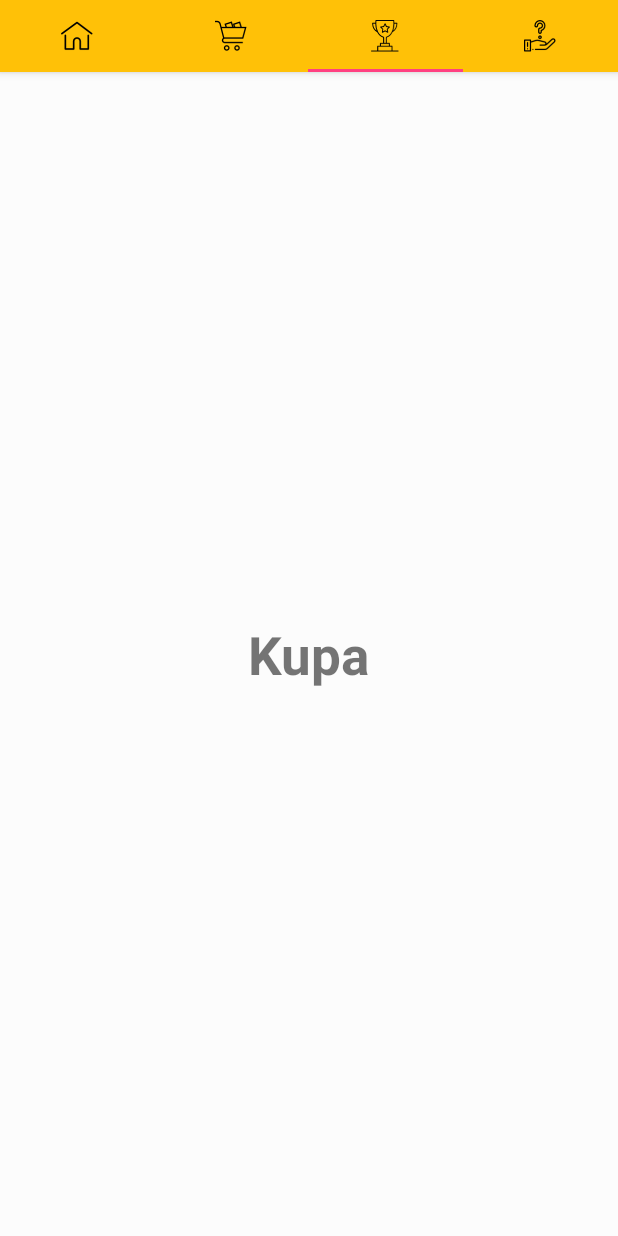
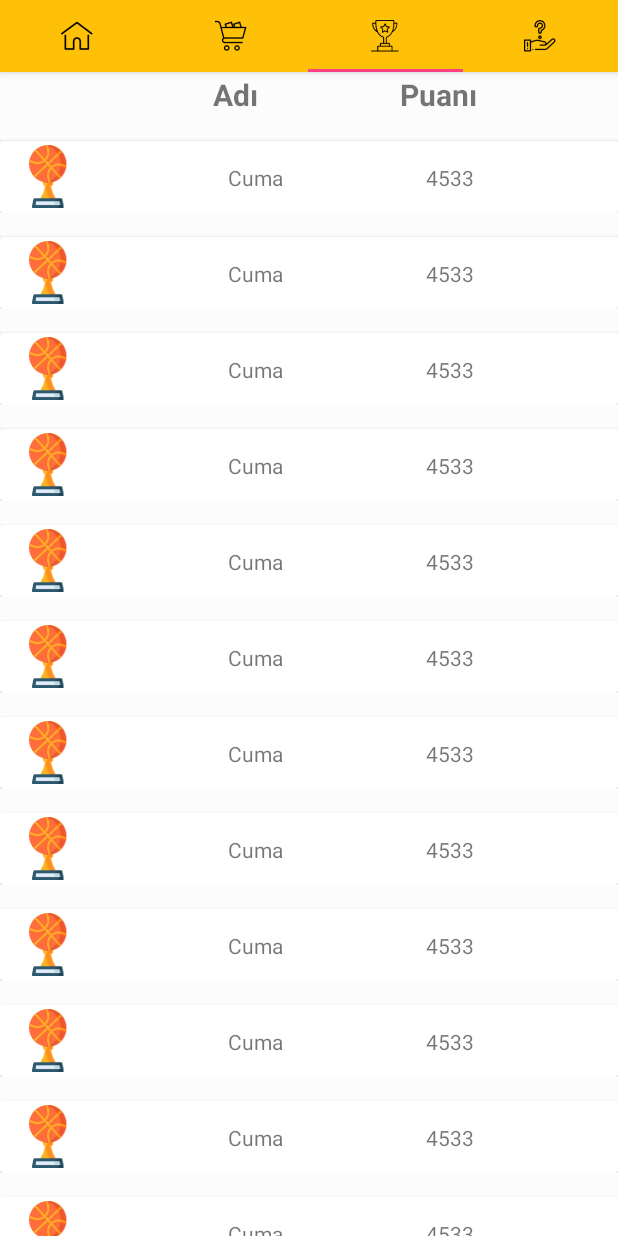
Before and after one commit to CumaSoyak/Wise-UP, an Android app: the screen it shows after launch once a user with an empty profile is signed in (MainActivity), tab 3 chosen, on a phone screen of 412 x 824 dp. Run offline under Robolectric (Android 15) with nearby library versions, the phone set to English and light mode, and no system bars; our stand-ins replace CircleImageView, Firebase (no records; nobody signed in at launch, a user with empty details on screens opened directly).

Commit message:
kupa listelendi

```diff
--- /dev/null
+++ b/app/src/main/java/com/example/cuma/tinder/Adapter/KupaAdapter.java
@@ -0,0 +1,60 @@
+package com.example.cuma.tinder.Adapter;
+
+import android.support.annotation.NonNull;
+import android.support.v7.widget.RecyclerView;
+import android.view.LayoutInflater;
+import android.view.View;
+import android.view.ViewGroup;
+import android.widget.ImageView;
+import android.widget.TextView;
+
+import com.example.cuma.tinder.Class.Kupa;
+import com.example.cuma.tinder.R;
+
+import java.util.ArrayList;
+import java.util.List;
+
+public class KupaAdapter extends RecyclerView.Adapter<KupaAdapter.MyViewHolder> {
+
+    public List<Kupa> kupaList=new ArrayList<>();
+
+    public KupaAdapter(List<Kupa> kupaList) {
+        this.kupaList = kupaList;
+    }
+
+    @NonNull
+    @Override
+    public MyViewHolder onCreateViewHolder(@NonNull ViewGroup parent, int viewType) {
+        View view= LayoutInflater.from(parent.getContext()).inflate(R.layout.kupa_card_view,parent,false);
+        return new MyViewHolder(view);
+    }
+
+    @Override
+    public void onBindViewHolder(@NonNull MyViewHolder holder, int position) {
+
+        //Holder tutacak demek
+        holder.kupa_ad.setText(kupaList.get(position).getKupa_ad());
+        holder.kupa_puan.setText(kupaList.get(position).getKupa_puan());
+        holder.kupa_image.setImageResource(kupaList.get(position).getKupa_image());
+    }
+
+    @Override
+    public int getItemCount() {
+        return kupaList.size();
+    }
+
+    public class MyViewHolder extends RecyclerView.ViewHolder {
+
+        private TextView kupa_ad,kupa_puan;
+        private ImageView kupa_image;
+
+        public MyViewHolder(View itemView) {
+            super(itemView);
+
+            kupa_ad=(TextView)itemView.findViewById(R.id.kupa_ad);
+            kupa_puan=(TextView)itemView.findViewById(R.id.kupa_puan);
+            kupa_image=(ImageView)itemView.findViewById(R.id.kupa_image);
+
+        }
+    }
+}
--- /dev/null
+++ b/app/src/main/java/com/example/cuma/tinder/Class/Kupa.java
@@ -0,0 +1,37 @@
+package com.example.cuma.tinder.Class;
+
+public class Kupa {
+    String kupa_ad,kupa_puan;
+    int kupa_image;
+
+    public Kupa(String kupa_ad, String kupa_puan, int kupa_image) {
+        this.kupa_ad = kupa_ad;
+        this.kupa_puan = kupa_puan;
+        this.kupa_image = kupa_image;
+    }
+
+    public String getKupa_ad() {
+        return kupa_ad;
+    }
+
+    public void setKupa_ad(String kupa_ad) {
+        this.kupa_ad = kupa_ad;
+    }
+
+    public String getKupa_puan() {
+        return kupa_puan;
+    }
+
+    public void setKupa_puan(String kupa_puan) {
+        this.kupa_puan = kupa_puan;
+    }
+
+    public int getKupa_image() {
+        return kupa_image;
+    }
+
+    public void setKupa_image(int kupa_image) {
+        this.kupa_image = kupa_image;
+    }
+
+}
--- a/app/src/main/java/com/example/cuma/tinder/Fragment/KupaFragment.java
+++ b/app/src/main/java/com/example/cuma/tinder/Fragment/KupaFragment.java
@@ -3,18 +3,54 @@ package com.example.cuma.tinder.Fragment;
 import android.os.Bundle;
 import android.support.annotation.Nullable;
 import android.support.v4.app.Fragment;
+import android.support.v7.widget.DefaultItemAnimator;
+import android.support.v7.widget.LinearLayoutManager;
+import android.support.v7.widget.RecyclerView;
 import android.view.LayoutInflater;
 import android.view.View;
 import android.view.ViewGroup;
 
+import com.example.cuma.tinder.Adapter.KupaAdapter;
+import com.example.cuma.tinder.Class.Kupa;
 import com.example.cuma.tinder.R;
 
+import java.util.ArrayList;
+import java.util.List;
+
 public class KupaFragment extends Fragment {
+    private List<Kupa> kupaList;
+    private RecyclerView recyclerView;
+    private KupaAdapter kupaAdapter;
     @Nullable
     @Override
     public View onCreateView(LayoutInflater inflater, @Nullable ViewGroup container, Bundle savedInstanceState) {
         View view=inflater.inflate(R.layout.fragment_kupa, container, false);
-        //
+
+        recyclerView=(RecyclerView)view.findViewById(R.id.recycler_view_kupa); //Reclerview tanımladık
+        kupaList=new ArrayList<Kupa>();         //Arraylist oluşturduk
+        kupaAdapter=new KupaAdapter(kupaList);      //Adaptare listeyi atadık
+
+        RecyclerView.LayoutManager layoutManager=new LinearLayoutManager(getActivity());
+        recyclerView.setLayoutManager(layoutManager);
+        recyclerView.setItemAnimator(new DefaultItemAnimator());
+        recyclerView.setHasFixedSize(true);
+        recyclerView.setAdapter(kupaAdapter);   //reclerviewe et ettik kupa adapteri
+
+        kupaList.add(new Kupa("Cuma","4533",R.drawable.spor));
+        kupaList.add(new Kupa("Cuma","4533",R.drawable.spor));
+        kupaList.add(new Kupa("Cuma","4533",R.drawable.spor));
+        kupaList.add(new Kupa("Cuma","4533",R.drawable.spor));
+        kupaList.add(new Kupa("Cuma","4533",R.drawable.spor));
+        kupaList.add(new Kupa("Cuma","4533",R.drawable.spor));
+        kupaList.add(new Kupa("Cuma","4533",R.drawable.spor));
+        kupaList.add(new Kupa("Cuma","4533",R.drawable.spor));
+        kupaList.add(new Kupa("Cuma","4533",R.drawable.spor));
+        kupaList.add(new Kupa("Cuma","4533",R.drawable.spor));
+        kupaList.add(new Kupa("Cuma","4533",R.drawable.spor));
+        kupaList.add(new Kupa("Cuma","4533",R.drawable.spor));
+
+        kupaAdapter.notifyDataSetChanged();
+
 
         return view;
     }
--- a/app/src/main/java/com/example/cuma/tinder/Fragment/ShopFragment.java
+++ b/app/src/main/java/com/example/cuma/tinder/Fragment/ShopFragment.java
@@ -49,6 +49,7 @@ public class ShopFragment extends Fragment {
         satinalList.add(new Satinal("para 3",R.drawable.coins,"85 tl"));
         satinalList.add(new Satinal("para 3",R.drawable.coins,"85 tl"));
         satinalList.add(new Satinal("para 3",R.drawable.coins,"85 tl"));
+        satinalList.add(new Satinal("para 3",R.drawable.coins,"85 tl"));
           satinalAdapter.notifyDataSetChanged();
 
 
--- a/app/src/main/res/layout/fragment_kupa.xml
+++ b/app/src/main/res/layout/fragment_kupa.xml
@@ -1,22 +1,32 @@
 <?xml version="1.0" encoding="utf-8"?>
-<android.support.constraint.ConstraintLayout
-    xmlns:android="http://schemas.android.com/apk/res/android"
+<android.support.constraint.ConstraintLayout xmlns:android="http://schemas.android.com/apk/res/android"
     xmlns:app="http://schemas.android.com/apk/res-auto"
     xmlns:tools="http://schemas.android.com/tools"
     android:layout_width="match_parent"
     android:layout_height="match_parent"
-    android:background="@color/backgroundcolor"
-    >
+    android:background="@color/backgroundcolor">
 
-    <TextView
-        android:id="@+id/textView"
-        android:layout_width="wrap_content"
+    <include
+        android:id="@+id/include2"
+        layout="@layout/kupa_toolbar" />
+
+    <ScrollView
+        android:layout_width="0dp"
         android:layout_height="wrap_content"
-        android:text="Kupa"
-        android:textStyle="bold"
-        android:textSize="35dp"
-        app:layout_constraintBottom_toBottomOf="parent"
         app:layout_constraintEnd_toEndOf="parent"
         app:layout_constraintStart_toStartOf="parent"
-        app:layout_constraintTop_toTopOf="parent" />
+        app:layout_constraintTop_toBottomOf="@+id/include2">
+
+        <android.support.v7.widget.RecyclerView
+            android:id="@+id/recycler_view_kupa"
+            android:layout_width="match_parent"
+            android:layout_height="0dp"
+            android:scrollbars="vertical"
+            app:layout_constraintEnd_toEndOf="parent"
+            app:layout_constraintStart_toStartOf="parent"
+            app:layout_constraintTop_toBottomOf="@+id/include2">
+
+
+        </android.support.v7.widget.RecyclerView>
+    </ScrollView>
 </android.support.constraint.ConstraintLayout>
--- a/app/src/main/res/layout/fragment_oneri.xml
+++ b/app/src/main/res/layout/fragment_oneri.xml
@@ -4,22 +4,8 @@
     xmlns:tools="http://schemas.android.com/tools"
     android:layout_width="match_parent"
     android:layout_height="match_parent"
-    tools:context=".Fragment.OneriFragment">
-
-
-    <android.support.v7.widget.CardView
-        android:layout_width="match_parent"
-        android:layout_height="match_parent"
-        android:layout_margin="20dp"
-        app:layout_constraintBottom_toBottomOf="parent"
-        app:layout_constraintEnd_toEndOf="parent"
-        app:layout_constraintStart_toStartOf="parent"
-        app:layout_constraintTop_toTopOf="parent"
-         >
-
-        <android.support.constraint.ConstraintLayout
-            android:layout_width="match_parent"
-            android:layout_height="match_parent">
+    tools:context=".Fragment.OneriFragment"
+    tools:layout_editor_absoluteY="25dp">
 
             <TextView
                 android:id="@+id/textView16"
@@ -39,13 +25,15 @@
     <EditText
         android:id="@+id/oneri_soru"
         android:layout_width="0dp"
-                android:layout_height="200dp"
+        android:layout_height="260dp"
         android:layout_marginLeft="10dp"
         android:layout_marginRight="10dp"
-                android:background="@color/yesil"
+        android:background="@color/grey"
         android:ems="10"
-                android:hint="Soru ........."
+        android:gravity="center"
+        android:hint="Beyin Yakan Sorunu Bekliyoruz "
         android:inputType="textPersonName"
+        android:textColorHint="@color/yesil"
         app:layout_constraintBottom_toTopOf="@+id/textView17"
         app:layout_constraintEnd_toEndOf="parent"
         app:layout_constraintHorizontal_bias="0.5"
@@ -88,6 +76,8 @@
                 android:layout_marginBottom="8dp"
                 android:layout_marginTop="8dp"
                 android:layout_weight="1"
+                android:background="@drawable/button_rounded"
+                android:padding="10dp"
                 android:text="Evet"
                 app:layout_constraintBottom_toTopOf="@+id/oneri_gonder"
                 app:layout_constraintEnd_toStartOf="@+id/hayir"
@@ -102,6 +92,8 @@
                 android:layout_marginBottom="8dp"
                 android:layout_marginTop="8dp"
                 android:layout_weight="1"
+                android:background="@drawable/button_rounded"
+                android:padding="10dp"
                 android:text="Hayır"
                 app:layout_constraintBottom_toTopOf="@+id/oneri_gonder"
                 app:layout_constraintEnd_toEndOf="parent"
@@ -109,6 +101,5 @@
                 app:layout_constraintStart_toEndOf="@+id/evet"
                 app:layout_constraintTop_toBottomOf="@+id/textView17" />
 
+
 </android.support.constraint.ConstraintLayout>
-    </android.support.v7.widget.CardView>
-</android.support.constraint.ConstraintLayout>
--- /dev/null
+++ b/app/src/main/res/layout/kupa_card_view.xml
@@ -0,0 +1,55 @@
+<?xml version="1.0" encoding="utf-8"?>
+<android.support.constraint.ConstraintLayout xmlns:android="http://schemas.android.com/apk/res/android"
+    xmlns:app="http://schemas.android.com/apk/res-auto"
+    xmlns:tools="http://schemas.android.com/tools"
+    android:layout_width="match_parent"
+    android:layout_height="wrap_content">
+
+    <android.support.v7.widget.CardView
+        android:layout_width="0dp"
+        android:layout_height="wrap_content"
+        android:layout_marginTop="16dp"
+        app:layout_constraintEnd_toEndOf="parent"
+        app:layout_constraintStart_toStartOf="parent"
+        app:layout_constraintTop_toTopOf="parent">
+
+        <android.support.constraint.ConstraintLayout
+            android:layout_width="match_parent"
+            android:layout_height="wrap_content">
+
+
+            <de.hdodenhof.circleimageview.CircleImageView
+                android:id="@+id/kupa_image"
+                android:layout_width="wrap_content"
+                android:layout_height="wrap_content"
+                android:layout_marginStart="8dp"
+                android:src="@drawable/elmas"
+                app:layout_constraintStart_toStartOf="parent" />
+
+
+            <TextView
+                android:id="@+id/kupa_ad"
+                android:layout_width="wrap_content"
+                android:layout_height="wrap_content"
+                android:text="Adı"
+                app:layout_constraintBottom_toBottomOf="parent"
+                app:layout_constraintEnd_toStartOf="@+id/kupa_puan"
+                app:layout_constraintHorizontal_bias="0.5"
+                app:layout_constraintStart_toEndOf="@+id/kupa_image"
+                app:layout_constraintTop_toTopOf="parent"
+                app:layout_constraintVertical_bias="0.517" />
+
+            <TextView
+                android:id="@+id/kupa_puan"
+                android:layout_width="wrap_content"
+                android:layout_height="wrap_content"
+                android:text="Paunı"
+                app:layout_constraintBottom_toBottomOf="parent"
+                app:layout_constraintEnd_toEndOf="parent"
+                app:layout_constraintHorizontal_bias="0.5"
+                app:layout_constraintStart_toEndOf="@+id/kupa_ad"
+                app:layout_constraintTop_toTopOf="parent"
+                app:layout_constraintVertical_bias="0.517" />
+        </android.support.constraint.ConstraintLayout>
+    </android.support.v7.widget.CardView>
+</android.support.constraint.ConstraintLayout>
--- /dev/null
+++ b/app/src/main/res/layout/kupa_toolbar.xml
@@ -0,0 +1,40 @@
+<?xml version="1.0" encoding="utf-8"?>
+<android.support.v7.widget.Toolbar xmlns:android="http://schemas.android.com/apk/res/android"
+    xmlns:app="http://schemas.android.com/apk/res-auto"
+    xmlns:tools="http://schemas.android.com/tools"
+    android:layout_width="match_parent"
+    android:layout_height="30dp">
+
+    <android.support.constraint.ConstraintLayout
+        android:layout_width="match_parent"
+        android:layout_height="30dp">
+
+        <TextView
+            android:id="@+id/textView20"
+            android:layout_width="wrap_content"
+            android:layout_height="wrap_content"
+            android:layout_marginStart="32dp"
+            android:text="Adı"
+            android:textSize="20dp"
+            android:textStyle="bold"
+            app:layout_constraintBottom_toBottomOf="parent"
+            app:layout_constraintEnd_toStartOf="@+id/textView21"
+            app:layout_constraintHorizontal_bias="0.5"
+            app:layout_constraintStart_toStartOf="parent"
+            app:layout_constraintTop_toTopOf="parent"
+            app:layout_constraintVertical_bias="0.521" />
+
+        <TextView
+            android:id="@+id/textView21"
+            android:layout_width="wrap_content"
+            android:layout_height="wrap_content"
+            android:text="Puanı"
+            android:textSize="20dp"
+            android:textStyle="bold"
+            app:layout_constraintBottom_toBottomOf="parent"
+            app:layout_constraintEnd_toEndOf="parent"
+            app:layout_constraintHorizontal_bias="0.5"
+            app:layout_constraintStart_toEndOf="@+id/textView20"
+            app:layout_constraintTop_toTopOf="parent" />
+    </android.support.constraint.ConstraintLayout>
+</android.support.v7.widget.Toolbar>
```
Lines whose indentation alone changed are shown as unchanged.
